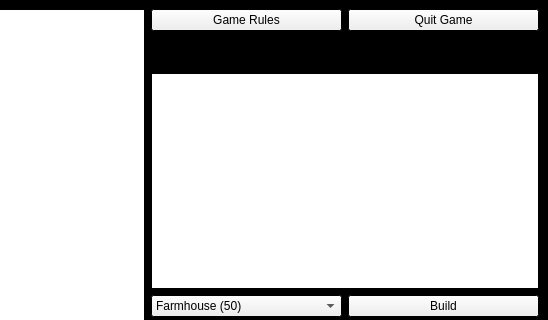
Qt form Game/mapwindow.ui (kemm0/Adam-Smith-s-Capitalization) before a commit; both pictures show x 252 to 800 and y 0 to 320 of the 800 by 438 pixel window.
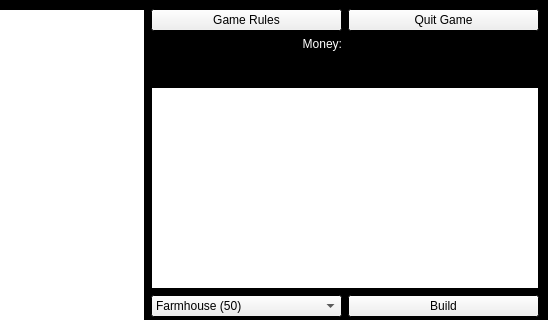
The same form after that commit.

Commit message: Added a label that displays money amount

```diff
--- a/Game/mapwindow.ui
+++ b/Game/mapwindow.ui
@@ -79,6 +79,118 @@
   </property>
   <widget class="QWidget" name="centralwidget">
    <layout class="QGridLayout" name="gridLayout">
+    <item row="1" column="1">
+     <layout class="QHBoxLayout" name="horizontalLayout_6">
+      <item>
+       <widget class="QLabel" name="MoneyTextLabel">
+        <property name="palette">
+         <palette>
+          <active>
+           <colorrole role="WindowText">
+            <brush brushstyle="SolidPattern">
+             <color alpha="255">
+              <red>255</red>
+              <green>255</green>
+              <blue>255</blue>
+             </color>
+            </brush>
+           </colorrole>
+           <colorrole role="Text">
+            <brush brushstyle="SolidPattern">
+             <color alpha="255">
+              <red>255</red>
+              <green>255</green>
+              <blue>255</blue>
+             </color>
+            </brush>
+           </colorrole>
+           <colorrole role="ButtonText">
+            <brush brushstyle="SolidPattern">
+             <color alpha="255">
+              <red>255</red>
+              <green>255</green>
+              <blue>255</blue>
+             </color>
+            </brush>
+           </colorrole>
+          </active>
+          <inactive>
+           <colorrole role="WindowText">
+            <brush brushstyle="SolidPattern">
+             <color alpha="255">
+              <red>255</red>
+              <green>255</green>
+              <blue>255</blue>
+             </color>
+            </brush>
+           </colorrole>
+           <colorrole role="Text">
+            <brush brushstyle="SolidPattern">
+             <color alpha="255">
+              <red>255</red>
+              <green>255</green>
+              <blue>255</blue>
+             </color>
+            </brush>
+           </colorrole>
+           <colorrole role="ButtonText">
+            <brush brushstyle="SolidPattern">
+             <color alpha="255">
+              <red>255</red>
+              <green>255</green>
+              <blue>255</blue>
+             </color>
+            </brush>
+           </colorrole>
+          </inactive>
+          <disabled>
+           <colorrole role="WindowText">
+            <brush brushstyle="SolidPattern">
+             <color alpha="255">
+              <red>190</red>
+              <green>190</green>
+              <blue>190</blue>
+             </color>
+            </brush>
+           </colorrole>
+           <colorrole role="Text">
+            <brush brushstyle="SolidPattern">
+             <color alpha="255">
+              <red>190</red>
+              <green>190</green>
+              <blue>190</blue>
+             </color>
+            </brush>
+           </colorrole>
+           <colorrole role="ButtonText">
+            <brush brushstyle="SolidPattern">
+             <color alpha="255">
+              <red>190</red>
+              <green>190</green>
+              <blue>190</blue>
+             </color>
+            </brush>
+           </colorrole>
+          </disabled>
+         </palette>
+        </property>
+        <property name="text">
+         <string>Money:</string>
+        </property>
+        <property name="alignment">
+         <set>Qt::AlignRight|Qt::AlignTrailing|Qt::AlignVCenter</set>
+        </property>
+       </widget>
+      </item>
+      <item>
+       <widget class="QLabel" name="moneyAmountLabel">
+        <property name="text">
+         <string/>
+        </property>
+       </widget>
+      </item>
+     </layout>
+    </item>
     <item row="0" column="0" rowspan="13">
      <widget class="QGraphicsView" name="gameMapView"/>
     </item>
```
The commit also changes 2 other files.
